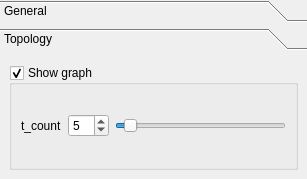
This is povi/tools.ui in Ylannl/povipy as Qt 5 draws it before an edit. The edited form follows.
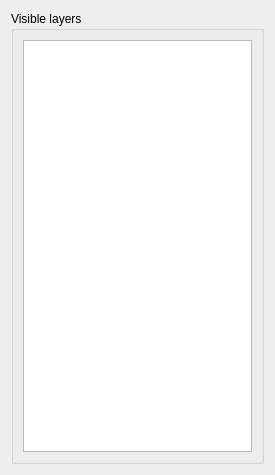
This is the edited form.

Commit message: add layer ui panel

The edit to the form file:
```diff
--- a/povi/tools.ui
+++ b/povi/tools.ui
@@ -1,113 +1,45 @@
 <?xml version="1.0" encoding="UTF-8"?>
 <ui version="4.0">
- <class>ToolBox</class>
- <widget class="QToolBox" name="ToolBox">
+ <class>Form</class>
+ <widget class="QWidget" name="Form">
   <property name="geometry">
    <rect>
     <x>0</x>
     <y>0</y>
-    <width>307</width>
-    <height>179</height>
+    <width>275</width>
+    <height>475</height>
    </rect>
   </property>
+  <property name="minimumSize">
+   <size>
+    <width>275</width>
+    <height>475</height>
+   </size>
+  </property>
   <property name="windowTitle">
    <string>Tools</string>
   </property>
-  <property name="currentIndex">
-   <number>1</number>
-  </property>
-  <widget class="QWidget" name="page_2">
-   <attribute name="label">
-    <string>General</string>
-   </attribute>
-   <layout class="QVBoxLayout" name="verticalLayout_3">
-    <item>
-     <widget class="QGroupBox" name="groupBox">
-      <property name="title">
-       <string>Visible layers</string>
-      </property>
-      <layout class="QVBoxLayout" name="verticalLayout_2">
-       <item>
-        <widget class="QCheckBox" name="checkBox">
-         <property name="text">
-          <string>Surface points</string>
-         </property>
-        </widget>
-       </item>
-       <item>
-        <widget class="QCheckBox" name="checkBox_2">
-         <property name="text">
-          <string>MAT points</string>
-         </property>
-        </widget>
-       </item>
-       <item>
-        <widget class="QCheckBox" name="checkBox_3">
-         <property name="text">
-          <string>MAT bisectors</string>
-         </property>
-        </widget>
-       </item>
-      </layout>
-     </widget>
-    </item>
-   </layout>
-  </widget>
-  <widget class="QWidget" name="TabTopo">
-   <property name="geometry">
-    <rect>
-     <x>0</x>
-     <y>0</y>
-     <width>307</width>
-     <height>111</height>
-    </rect>
-   </property>
-   <attribute name="label">
-    <string>Topology</string>
-   </attribute>
-   <layout class="QVBoxLayout" name="verticalLayout">
-    <item>
-     <widget class="QGroupBox" name="groupBox_2">
-      <property name="title">
-       <string>Show graph</string>
-      </property>
-      <property name="checkable">
-       <bool>true</bool>
-      </property>
-      <layout class="QVBoxLayout" name="verticalLayout_4">
-       <item>
-        <layout class="QHBoxLayout" name="horizontalLayout">
-         <item>
-          <widget class="QLabel" name="label_tcount">
-           <property name="text">
-            <string>t_count</string>
-           </property>
-          </widget>
-         </item>
-         <item>
-          <widget class="QSpinBox" name="spinBox_tcount">
-           <property name="value">
-            <number>5</number>
-           </property>
-          </widget>
-         </item>
-         <item>
-          <widget class="QSlider" name="slider_tcount">
-           <property name="value">
-            <number>5</number>
-           </property>
-           <property name="orientation">
-            <enum>Qt::Horizontal</enum>
-           </property>
-          </widget>
-         </item>
-        </layout>
-       </item>
-      </layout>
-     </widget>
-    </item>
-   </layout>
-  </widget>
+  <layout class="QVBoxLayout" name="verticalLayout">
+   <item>
+    <widget class="QGroupBox" name="groupBox">
+     <property name="title">
+      <string>Visible layers</string>
+     </property>
+     <layout class="QVBoxLayout" name="verticalLayout_2">
+      <item>
+       <widget class="QListWidget" name="listWidget_layers">
+        <property name="alternatingRowColors">
+         <bool>false</bool>
+        </property>
+        <property name="selectionMode">
+         <enum>QAbstractItemView::MultiSelection</enum>
+        </property>
+       </widget>
+      </item>
+     </layout>
+    </widget>
+   </item>
+  </layout>
  </widget>
  <resources/>
  <connections>
```
Left out of the diff: 35 changed lines with no effect on the pictures. The commit also changes 1 other file.
